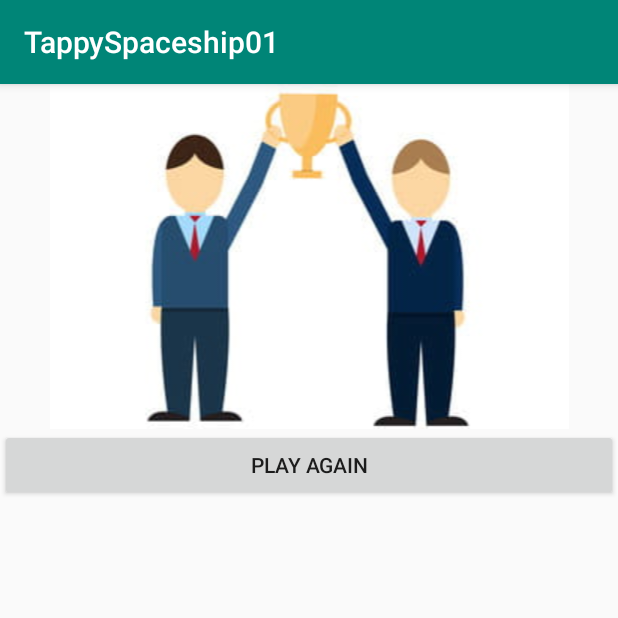
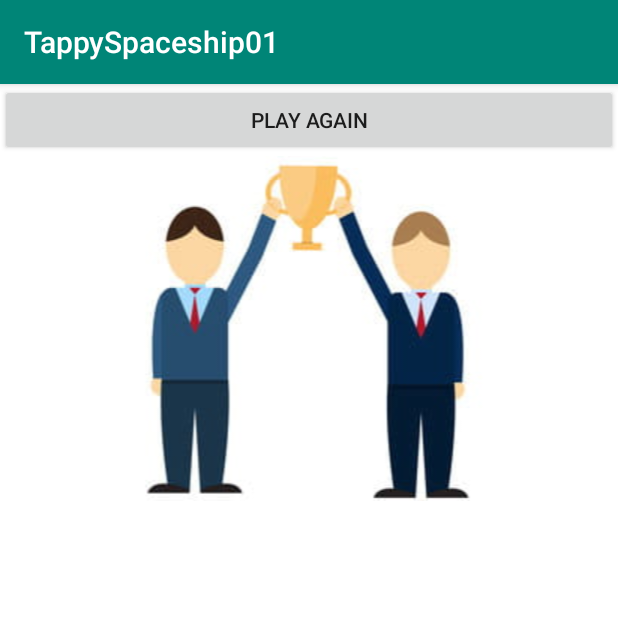
Before and after one commit to hmehta095/Chippy-2D-ANDROID, an Android app: the Win screen opened directly, with no data from a screen before it, on a phone screen of 412 x 824 dp, the top half of it. Run offline under Robolectric (Android 15) with nearby library versions, the phone set to English and light mode, and no system bars.

Commit message:
Lose/Win screen updated

```diff
--- a/app/src/main/java/com/example/tappyspaceship01/LoseScreen.java
+++ b/app/src/main/java/com/example/tappyspaceship01/LoseScreen.java
@@ -1,6 +1,7 @@
 package com.example.tappyspaceship01;
 
 import android.content.Intent;
+import android.graphics.Color;
 import android.support.v7.app.AppCompatActivity;
 import android.os.Bundle;
 import android.view.View;
@@ -12,6 +13,7 @@ public class LoseScreen extends AppCompatActivity {
     protected void onCreate(Bundle savedInstanceState) {
         super.onCreate(savedInstanceState);
         setContentView(R.layout.activity_lose_screen);
+        getWindow().getDecorView().setBackgroundColor(Color.WHITE);
         restart = (Button)findViewById(R.id.restart);
         restart.setOnClickListener(new View.OnClickListener() {
             @Override
--- a/app/src/main/java/com/example/tappyspaceship01/Win.java
+++ b/app/src/main/java/com/example/tappyspaceship01/Win.java
@@ -1,6 +1,7 @@
 package com.example.tappyspaceship01;
 
 import android.content.Intent;
+import android.graphics.Color;
 import android.support.v7.app.AppCompatActivity;
 import android.os.Bundle;
 import android.view.View;
@@ -12,6 +13,7 @@ public class Win extends AppCompatActivity {
     protected void onCreate(Bundle savedInstanceState) {
         super.onCreate(savedInstanceState);
         setContentView(R.layout.activity_win);
+        getWindow().getDecorView().setBackgroundColor(Color.WHITE);
 
         restart = (Button)findViewById(R.id.button);
         restart.setOnClickListener(new View.OnClickListener() {
--- a/app/src/main/res/layout/activity_win.xml
+++ b/app/src/main/res/layout/activity_win.xml
@@ -13,16 +13,17 @@
         tools:layout_editor_absoluteX="176dp"
         tools:layout_editor_absoluteY="176dp">
 
+
+        <Button
+            android:id="@+id/button"
+            android:layout_width="match_parent"
+            android:layout_height="wrap_content"
+            android:text="PLAY AGAIN" />
         <ImageView
             android:id="@+id/imageView2"
             android:layout_width="match_parent"
             android:layout_height="wrap_content"
             app:srcCompat="@drawable/won" />
 
-        <Button
-            android:id="@+id/button"
-            android:layout_width="match_parent"
-            android:layout_height="wrap_content"
-            android:text="PLAY AGAIN" />
     </LinearLayout>
 </android.support.constraint.ConstraintLayout>
```
Also changed, not shown: app/src/main/java/com/example/tappyspaceship01/GameEngine.java (+6 -6 lines).
